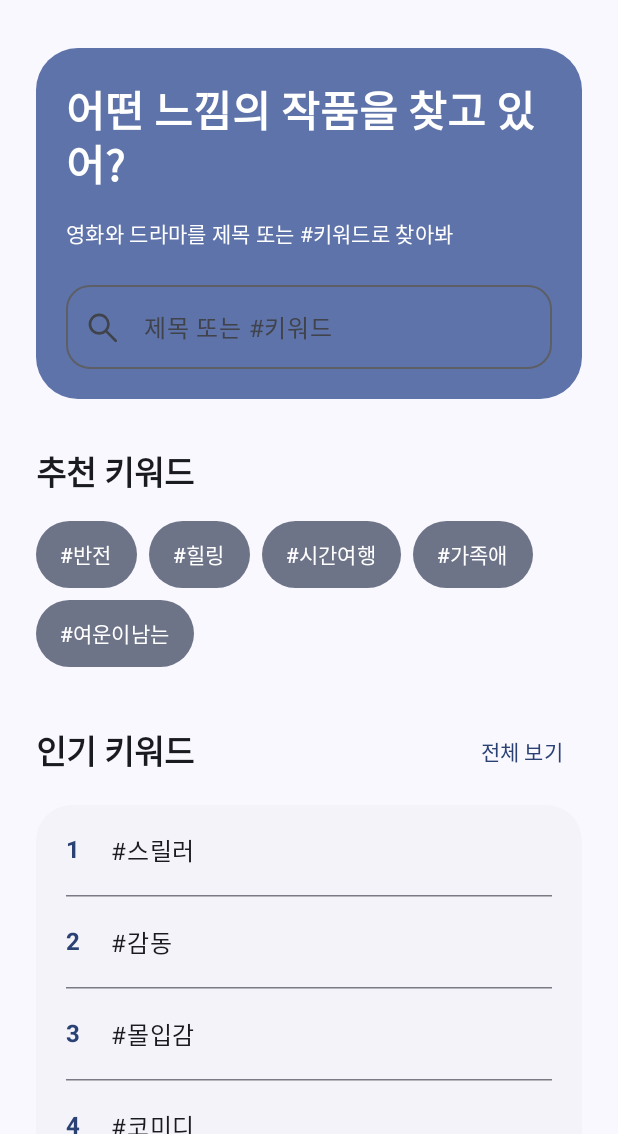
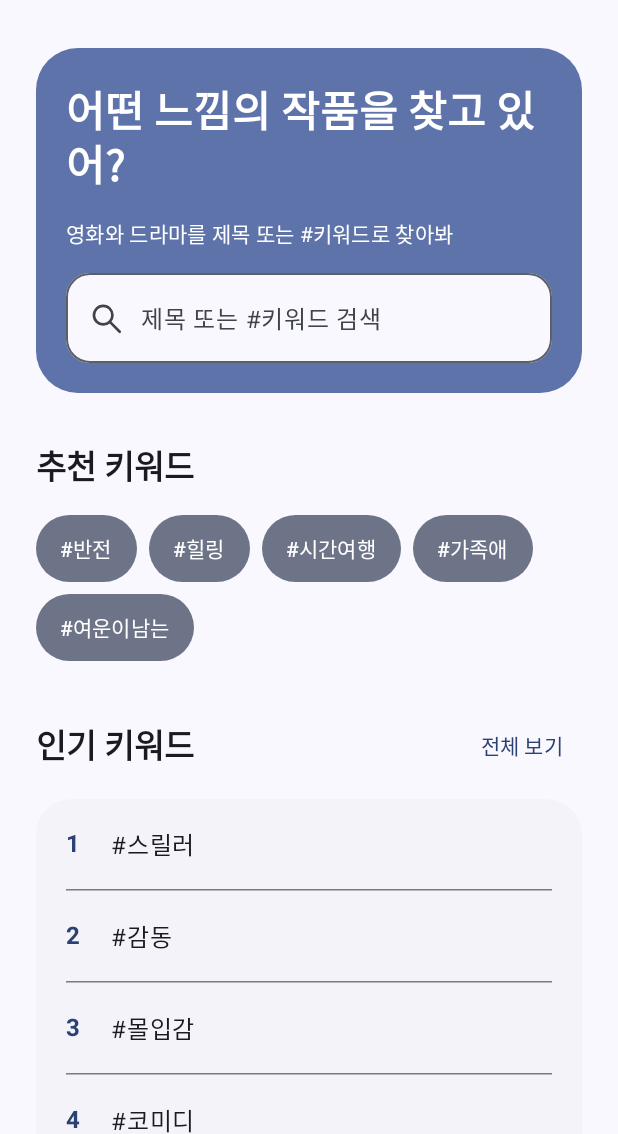
Before and after one commit to nohyam/HashTag, an Android app built with Jetpack Compose: the screen it shows after launch (MainActivity), on a phone screen of 412 x 824 dp, the part 102-1236 px from its top. Run offline under Robolectric (Android 15) with nearby library versions, the phone set to English and light mode, and no system bars; our stand-ins replace Dagger/Hilt's generated code.

Commit message:
feat : add work detail screen and navigation

```diff
--- a/app/build.gradle.kts
+++ b/app/build.gradle.kts
@@ -44,6 +44,7 @@ dependencies {
     ksp(libs.hilt.compiler)
     implementation(platform(libs.androidx.compose.bom))
     implementation(libs.androidx.activity.compose)
+    implementation(libs.androidx.navigation.compose)
     implementation(libs.androidx.compose.material3)
     implementation(libs.androidx.compose.ui)
     implementation(libs.androidx.compose.ui.graphics)
--- a/app/src/main/java/com/nohyam/hashtag/MainActivity.kt
+++ b/app/src/main/java/com/nohyam/hashtag/MainActivity.kt
@@ -4,7 +4,7 @@ import android.os.Bundle
 import androidx.activity.ComponentActivity
 import androidx.activity.compose.setContent
 import androidx.activity.enableEdgeToEdge
-import com.nohyam.hashtag.ui.home.HomeScreen
+import com.nohyam.hashtag.navigation.HashTagNavHost
 import com.nohyam.hashtag.ui.theme.HashTagTheme
 import dagger.hilt.android.AndroidEntryPoint
 
@@ -15,7 +15,7 @@ class MainActivity : ComponentActivity() {
         enableEdgeToEdge()
         setContent {
             HashTagTheme {
-                HomeScreen()
+                HashTagNavHost()
             }
         }
     }
--- /dev/null
+++ b/app/src/main/java/com/nohyam/hashtag/navigation/HashTagNavHost.kt
@@ -0,0 +1,52 @@
+package com.nohyam.hashtag.navigation
+
+import androidx.compose.runtime.Composable
+import androidx.compose.ui.Modifier
+import androidx.navigation.NavType
+import androidx.navigation.navArgument
+import androidx.navigation.compose.NavHost
+import androidx.navigation.compose.composable
+import androidx.navigation.compose.rememberNavController
+import com.nohyam.hashtag.ui.home.HomeScreen
+import com.nohyam.hashtag.ui.search.SearchResultScreen
+import com.nohyam.hashtag.ui.detail.WorkDetailScreen
+
+@Composable
+fun HashTagNavHost(modifier: Modifier = Modifier) {
+    val navController = rememberNavController()
+    NavHost(
+        navController = navController,
+        startDestination = "home",
+        modifier = modifier
+    ) {
+        composable("home") {
+            HomeScreen(onSearchClick = {
+                navController.navigate("search") {
+                    launchSingleTop = true
+                }
+            })
+        }
+        composable(
+            route = "work/{mediaType}/{id}",
+            arguments = listOf(
+                navArgument("mediaType") { type = NavType.StringType },
+                navArgument("id") { type = NavType.IntType }
+            )
+        ) { entry ->
+            WorkDetailScreen(
+                id = entry.arguments?.getInt("id") ?: -1,
+                mediaType = entry.arguments?.getString("mediaType").orEmpty(),
+                onBackClick = { navController.popBackStack() }
+            )
+        }
+        composable("search") {
+            SearchResultScreen(onBackClick = {
+                navController.popBackStack()
+            }, onWorkClick = { id, mediaType ->
+                navController.navigate("work/$mediaType/$id") {
+                    launchSingleTop = true
+                }
+            })
+        }
+    }
+}
--- a/app/src/main/java/com/nohyam/hashtag/ui/home/HomeScreen.kt
+++ b/app/src/main/java/com/nohyam/hashtag/ui/home/HomeScreen.kt
@@ -1,6 +1,7 @@
 package com.nohyam.hashtag.ui.home
 
 import androidx.compose.foundation.Canvas
+import androidx.compose.foundation.BorderStroke
 import androidx.compose.foundation.layout.Arrangement
 import androidx.compose.foundation.layout.Column
 import androidx.compose.foundation.layout.FlowRow
@@ -12,20 +13,14 @@ import androidx.compose.foundation.layout.size
 import androidx.compose.foundation.rememberScrollState
 import androidx.compose.foundation.shape.CircleShape
 import androidx.compose.foundation.shape.RoundedCornerShape
-import androidx.compose.foundation.text.KeyboardOptions
 import androidx.compose.foundation.verticalScroll
 import androidx.compose.material3.HorizontalDivider
 import androidx.compose.material3.MaterialTheme
-import androidx.compose.material3.OutlinedTextField
 import androidx.compose.material3.Scaffold
 import androidx.compose.material3.Surface
 import androidx.compose.material3.Text
 import androidx.compose.material3.TextButton
 import androidx.compose.runtime.Composable
-import androidx.compose.runtime.getValue
-import androidx.compose.runtime.mutableStateOf
-import androidx.compose.runtime.saveable.rememberSaveable
-import androidx.compose.runtime.setValue
 import androidx.compose.ui.Alignment
 import androidx.compose.ui.Modifier
 import androidx.compose.ui.geometry.Offset
@@ -35,7 +30,6 @@ import androidx.compose.ui.graphics.drawscope.Stroke
 import androidx.compose.ui.semantics.contentDescription
 import androidx.compose.ui.semantics.semantics
 import androidx.compose.ui.text.font.FontWeight
-import androidx.compose.ui.text.input.ImeAction
 import androidx.compose.ui.tooling.preview.Preview
 import androidx.compose.ui.unit.dp
 import com.nohyam.hashtag.ui.theme.HashTagTheme
@@ -44,9 +38,7 @@ private val recommendedKeywords = listOf("반전", "힐링", "시간여행", "
 private val popularKeywords = listOf("스릴러", "감동", "몰입감", "코미디", "영상미")
 
 @Composable
-fun HomeScreen(modifier: Modifier = Modifier) {
-    var query by rememberSaveable { mutableStateOf("") }
-
+fun HomeScreen(modifier: Modifier = Modifier, onSearchClick: () -> Unit = {}) {
     Scaffold(modifier = modifier.fillMaxSize()) { innerPadding ->
         Column(
             modifier = Modifier
@@ -86,17 +78,26 @@ fun HomeScreen(modifier: Modifier = Modifier) {
                         text = "영화와 드라마를 제목 또는 #키워드로 찾아봐",
                         style = MaterialTheme.typography.bodyMedium
                     )
-                    OutlinedTextField(
-                        value = query,
-                        onValueChange = { query = it },
+                    Surface(
+                        onClick = onSearchClick,
                         modifier = Modifier.fillMaxWidth(),
-                        label = { Text("제목 또는 #키워드") },
-                        placeholder = { Text("검색어를 입력하세요") },
-                        leadingIcon = { SearchIcon() },
-                        singleLine = true,
                         shape = RoundedCornerShape(16.dp),
-                        keyboardOptions = KeyboardOptions(imeAction = ImeAction.Search)
-                    )
+                        border = BorderStroke(1.dp, MaterialTheme.colorScheme.outline),
+                        color = MaterialTheme.colorScheme.surface
+                    ) {
+                        Row(
+                            modifier = Modifier.padding(horizontal = 16.dp, vertical = 18.dp),
+                            verticalAlignment = Alignment.CenterVertically,
+                            horizontalArrangement = Arrangement.spacedBy(12.dp)
+                        ) {
+                            SearchIcon()
+                            Text(
+                                text = "제목 또는 #키워드 검색",
+                                style = MaterialTheme.typography.bodyLarge,
+                                color = MaterialTheme.colorScheme.onSurfaceVariant
+                            )
+                        }
+                    }
                 }
             }
 
--- a/gradle/libs.versions.toml
+++ b/gradle/libs.versions.toml
@@ -10,8 +10,10 @@ kotlin = "2.2.10"
 composeBom = "2026.02.01"
 hilt = "2.60.1"
 ksp = "2.3.9"
+navigationCompose = "2.10.2"
 
 [libraries]
+androidx-navigation-compose = { module = "androidx.navigation:navigation-compose", version.ref = "navigationCompose" }
 hilt-android = { module = "com.google.dagger:hilt-android", version.ref = "hilt" }
 hilt-compiler = { module = "com.google.dagger:hilt-compiler", version.ref = "hilt" }
 androidx-core-ktx = { group = "androidx.core", name = "core-ktx", version.ref = "coreKtx" }
```
Also changed, not shown: app/src/main/java/com/nohyam/hashtag/ui/detail/WorkDetailScreen.kt (added, +112 -0 lines), app/src/main/java/com/nohyam/hashtag/ui/sample/SampleWorks.kt (added, +32 -0 lines), app/src/main/java/com/nohyam/hashtag/ui/search/SearchResultScreen.kt (+39 -40 lines).
